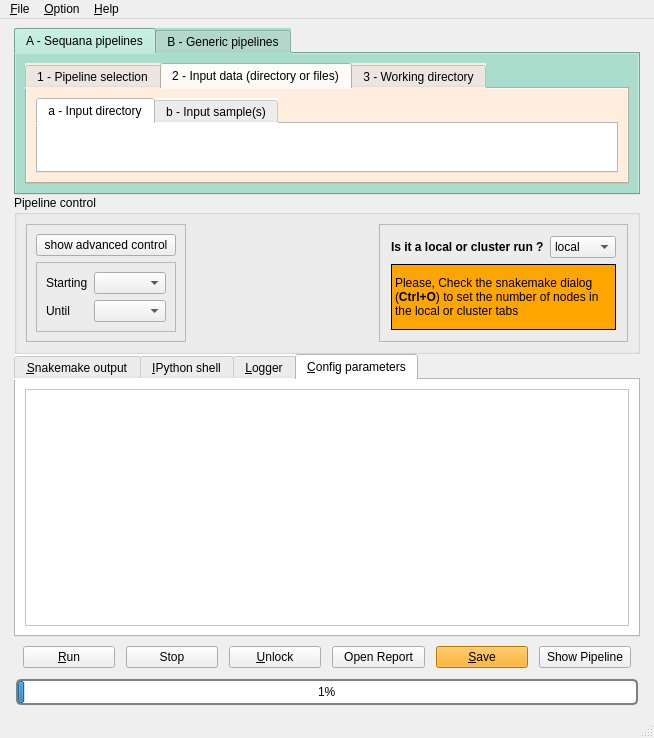
Qt form sequana/gui/mainwindow.ui (vladsaveliev/sequana) before a commit.
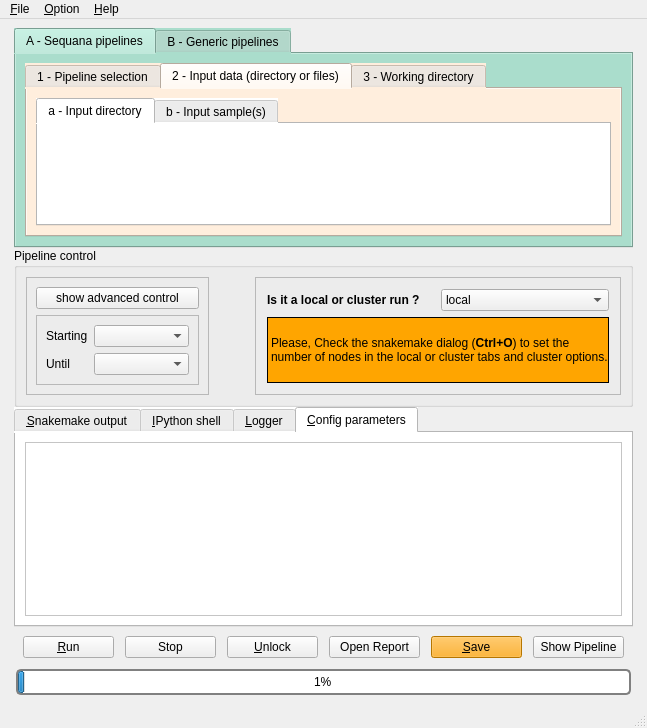
The same form after that commit. The open tabs and pages were chosen to show the change.

Commit message: Fixing the stylesheet and layout of the GUI.

Diff of the .ui file:
```diff
--- a/sequana/gui/mainwindow.ui
+++ b/sequana/gui/mainwindow.ui
@@ -6,8 +6,8 @@
    <rect>
     <x>0</x>
     <y>0</y>
-    <width>654</width>
-    <height>738</height>
+    <width>647</width>
+    <height>728</height>
    </rect>
   </property>
   <property name="sizePolicy">
@@ -173,7 +173,7 @@
   <widget class="QWidget" name="centralwidget">
    <layout class="QGridLayout" name="gridLayout_2">
     <item row="0" column="0">
-     <layout class="QVBoxLayout" name="vlayout" stretch="0,0,0,0,1">
+     <layout class="QVBoxLayout" name="vlayout" stretch="0,0,0,0,0">
       <property name="spacing">
        <number>0</number>
       </property>
@@ -195,7 +195,7 @@
       <item>
        <widget class="QTabWidget" name="tabs_pipeline">
         <property name="sizePolicy">
-         <sizepolicy hsizetype="Preferred" vsizetype="Maximum">
+         <sizepolicy hsizetype="Preferred" vsizetype="Preferred">
           <horstretch>0</horstretch>
           <verstretch>0</verstretch>
          </sizepolicy>
@@ -215,6 +215,9 @@
         <property name="tabPosition">
          <enum>QTabWidget::North</enum>
         </property>
+        <property name="tabShape">
+         <enum>QTabWidget::Rounded</enum>
+        </property>
         <property name="currentIndex">
          <number>0</number>
         </property>
@@ -240,7 +243,7 @@
                <bool>true</bool>
               </property>
               <property name="sizePolicy">
-               <sizepolicy hsizetype="Expanding" vsizetype="Preferred">
+               <sizepolicy hsizetype="Preferred" vsizetype="Preferred">
                 <horstretch>0</horstretch>
                 <verstretch>0</verstretch>
                </sizepolicy>
@@ -820,7 +823,7 @@
                   <item>
                    <widget class="QTabWidget" name="tabWidget">
                     <property name="sizePolicy">
-                     <sizepolicy hsizetype="Expanding" vsizetype="Minimum">
+                     <sizepolicy hsizetype="Preferred" vsizetype="Expanding">
                       <horstretch>0</horstretch>
                       <verstretch>0</verstretch>
                      </sizepolicy>
@@ -837,8 +840,14 @@
                     <property name="styleSheet">
                      <string notr="true">background-color:white</string>
                     </property>
+                    <property name="tabShape">
+                     <enum>QTabWidget::Rounded</enum>
+                    </property>
                     <property name="currentIndex">
-                     <number>1</number>
+                     <number>0</number>
+                    </property>
+                    <property name="elideMode">
+                     <enum>Qt::ElideNone</enum>
                     </property>
                     <widget class="QWidget" name="tab_4">
                      <attribute name="title">
@@ -987,7 +996,7 @@
         <property name="title">
          <string>Pipeline control</string>
         </property>
-        <layout class="QGridLayout" name="gridLayout_15">
+        <layout class="QGridLayout" name="gridLayout_15" columnstretch="1,0,2">
          <item row="0" column="0">
           <widget class="QFrame" name="frame">
            <property name="frameShape">
@@ -1125,7 +1134,7 @@
                    <enum>QFrame::Box</enum>
                   </property>
                   <property name="text">
-                   <string>Please, Check the snakemake dialog (&lt;b&gt;Ctrl+O&lt;/b&gt;) to set the number of nodes in the local or cluster tabs</string>
+                   <string>&lt;html&gt;&lt;head/&gt;&lt;body&gt;&lt;p&gt;Please, Check the snakemake dialog (&lt;span style=&quot; font-weight:600;&quot;&gt;Ctrl+O&lt;/span&gt;) to set the number of nodes in the local or cluster tabs and cluster options.&lt;/p&gt;&lt;/body&gt;&lt;/html&gt;</string>
                   </property>
                   <property name="wordWrap">
                    <bool>true</bool>
@@ -1291,8 +1300,8 @@
               <rect>
                <x>0</x>
                <y>0</y>
-               <width>98</width>
-               <height>28</height>
+               <width>595</width>
+               <height>135</height>
               </rect>
              </property>
             </widget>
@@ -1465,8 +1474,8 @@
     <rect>
      <x>0</x>
      <y>0</y>
-     <width>654</width>
-     <height>25</height>
+     <width>647</width>
+     <height>26</height>
     </rect>
    </property>
    <widget class="QMenu" name="menuFile">
```
Left out of the diff: 17 changed lines with no effect on the pictures. The commit also changes 3 other files.
